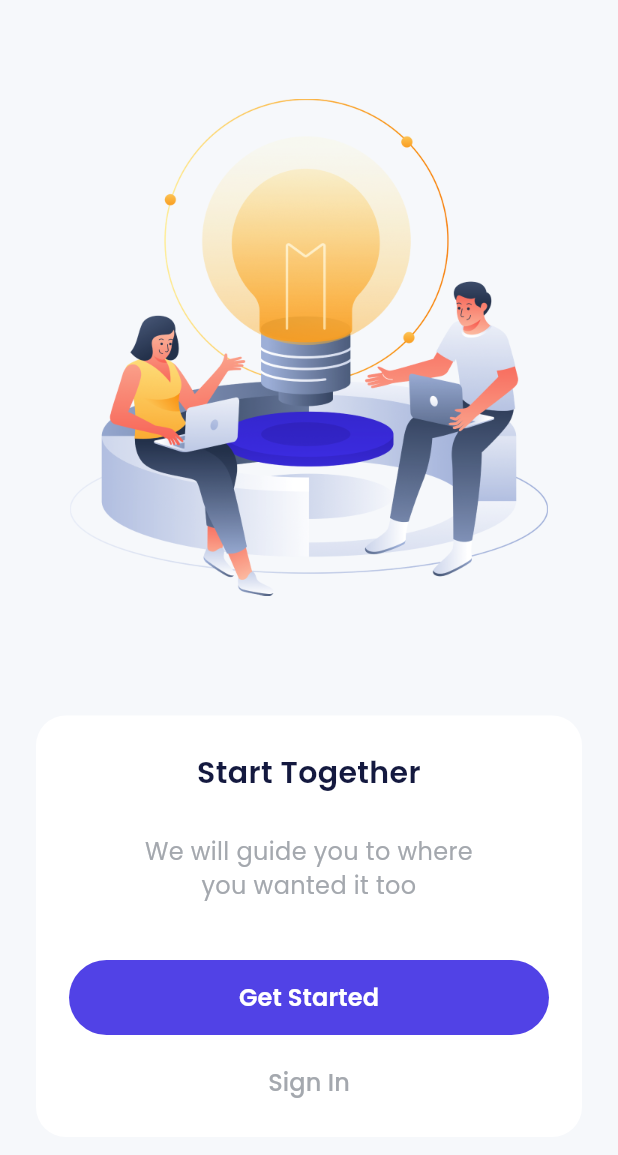
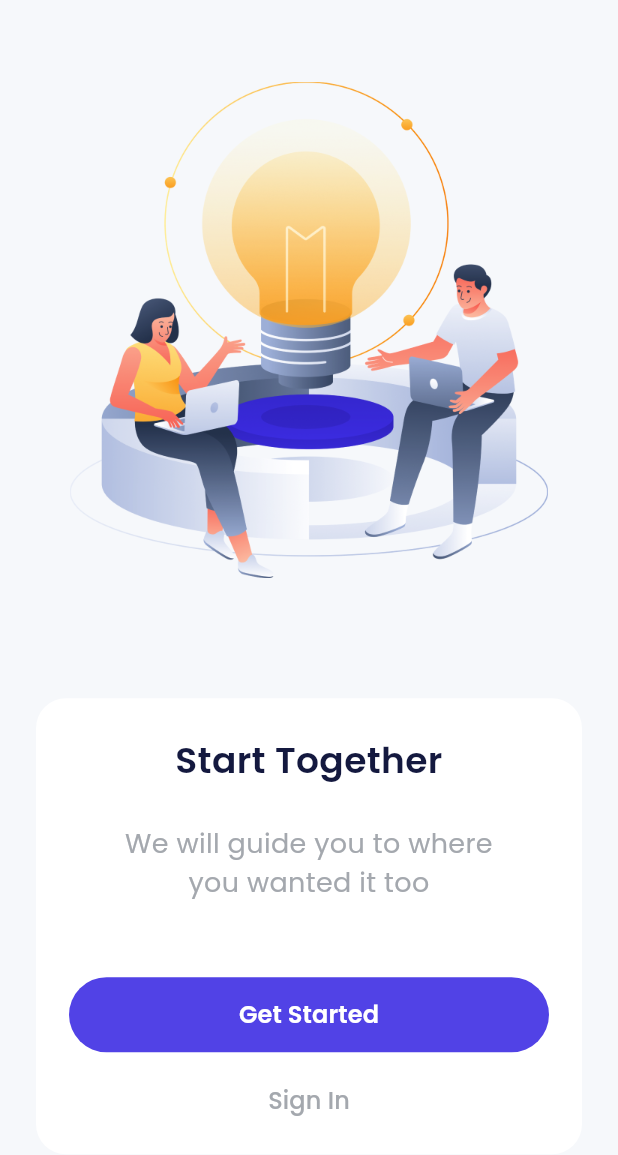
Before and after one commit to OnlyHans1/sha-ewallet, a Flutter app: the screen it shows after launch, swiped to page 3, on a phone screen of 412 x 824 dp. Shown: the top 1155 px of the screen. Run offline on Flutter 3.47's test engine with Material 3 defaults, Android fonts, the phone set to English and light mode, and no system bars; drawn by our look-alikes of carousel_slider; our stand-ins replace google_fonts.

Commit message:
feat: sign in and custom widgets

```diff
--- a/lib/ui/pages/onboarding_page.dart
+++ b/lib/ui/pages/onboarding_page.dart
@@ -1,5 +1,7 @@
 import 'package:bank_sha/main.dart';
 import 'package:bank_sha/shared/theme.dart';
+import 'package:bank_sha/ui/pages/sign_in_page.dart';
+import 'package:bank_sha/ui/widgets/buttons.dart';
 import 'package:carousel_slider/carousel_slider.dart';
 import 'package:flutter/material.dart';
 
@@ -83,7 +85,7 @@ class _OnboardingPageState extends State<OnboardingPage> {
                   Text(
                     titles[currentIndex],
                     style: blackTextStyle.copyWith(
-                      fontSize: 20,
+                      fontSize: 24,
                       fontWeight: semiBold,
                     ),
                     textAlign: TextAlign.center,
@@ -94,62 +96,37 @@ class _OnboardingPageState extends State<OnboardingPage> {
                   Text(
                     subtitles[currentIndex],
                     style: grayTextStyle.copyWith(
-                      fontSize: 16,
+                      fontSize: 18,
                     ),
                     textAlign: TextAlign.center,
                   ),
-                  SizedBox(
-                    height: currentIndex == 2 ? 38 : 50,
+                  const SizedBox(
+                    height: 50,
                   ),
-                  currentIndex == 2 ?
-                  Column(
+                  currentIndex == 2
+                      ? Column(
                           children: [
-                      SizedBox(
-                        width: double.infinity,
-                        height: 50,
-                        child: TextButton(
-                          onPressed: () => carouselController.nextPage(
-                              duration: const Duration(milliseconds: 200),
-                              curve: Curves.linear),
-                          style: TextButton.styleFrom(
-                            backgroundColor: purpleColor,
-                            shape: RoundedRectangleBorder(
-                              borderRadius: BorderRadius.circular(56),
-                            ),
-                          ),
-                          child: Text(
-                            'Get Started',
-                            style: whiteTextStyle.copyWith(
-                              fontSize: 16,
-                              fontWeight: semiBold,
-                            ),
-                          ),
-                        ),
+                            CustomFilledButton(
+                              title: 'Get Started',
+                              onPressed: () {},
                             ),
                             const SizedBox(
                               height: 20,
                             ),
-                      SizedBox(
-                        width: double.infinity,
-                        height: 24,
-                        child: TextButton(
-                          onPressed: () => (
-
+                            CustomTextButton(
+                              title: "Sign In",
+                              onPressed: () {
+                                  Navigator.push(
+                                    context,
+                                    MaterialPageRoute(
+                                      builder: (context) => const SignInPage(),
                                     ),
-                          style: TextButton.styleFrom(
-                            padding: EdgeInsets.zero
-                          ),
-                          child: Text(
-                            'Sign In',
-                            style: grayTextStyle.copyWith(
-                              fontSize: 16,
-                            ),
-                          ),
-                        ),
+                                  );
+                                },
                             ),
                           ],
-                  ) :
-                  Row(
+                        )
+                      : Row(
                           children: [
                             Container(
                               width: 12,
@@ -191,27 +168,13 @@ class _OnboardingPageState extends State<OnboardingPage> {
                               ),
                             ),
                             const Spacer(),
-                      SizedBox(
+                            CustomFilledButton(
                               width: 150,
-                        height: 50,
-                        child: TextButton(
+                              title: 'Continue',
                               onPressed: () => carouselController.nextPage(
-                              duration: const Duration(milliseconds: 200),
+                                    duration:
+                                        const Duration(milliseconds: 200),
                                     curve: Curves.linear),
-                          style: TextButton.styleFrom(
-                            backgroundColor: purpleColor,
-                            shape: RoundedRectangleBorder(
-                              borderRadius: BorderRadius.circular(56),
-                            ),
-                          ),
-                          child: Text(
-                            'Continue',
-                            style: whiteTextStyle.copyWith(
-                              fontSize: 16,
-                              fontWeight: semiBold,
-                            ),
-                          ),
-                        ),
                             ),
                           ],
                         ),
--- /dev/null
+++ b/lib/ui/widgets/buttons.dart
@@ -0,0 +1,74 @@
+import 'package:bank_sha/shared/theme.dart';
+import 'package:flutter/material.dart';
+
+class CustomFilledButton extends StatelessWidget {
+  final String title;
+  final double width;
+  final double height;
+  final VoidCallback? onPressed;
+
+  const CustomFilledButton({
+    Key? key,
+    required this.title,
+    this.width = double.infinity,
+    this.height = 50,
+    this.onPressed,
+  }) : super(key: key);
+
+  @override
+  Widget build(BuildContext context) {
+    return SizedBox(
+      width: width,
+      height: height,
+      child: TextButton(
+        onPressed: onPressed,
+        style: TextButton.styleFrom(
+          backgroundColor: purpleColor,
+          shape: RoundedRectangleBorder(
+            borderRadius: BorderRadius.circular(56),
+          ),
+        ),
+        child: Text(
+          title,
+          style: whiteTextStyle.copyWith(
+            fontSize: 16,
+            fontWeight: semiBold,
+          ),
+        ),
+      ),
+    );
+  }
+}
+
+class CustomTextButton extends StatelessWidget {
+  final String title;
+  final double width;
+  final double height;
+  final VoidCallback? onPressed;
+
+  const CustomTextButton({
+    Key? key,
+    required this.title,
+    this.width = double.infinity,
+    this.height = 24,
+    this.onPressed,
+  }) : super(key: key);
+
+  @override
+  Widget build(BuildContext context) {
+    return SizedBox(
+      width: width,
+      height: height,
+      child: TextButton(
+        onPressed: onPressed,
+        style: TextButton.styleFrom(padding: EdgeInsets.zero),
+        child: Text(
+          title,
+          style: grayTextStyle.copyWith(
+            fontSize: 16,
+          ),
+        ),
+      ),
+    );
+  }
+}
```
Also changed, not shown: lib/ui/pages/sign_in_page.dart (added, +93 -0 lines), lib/ui/widgets/forms.dart (added, +41 -0 lines). Lines whose indentation alone changed are shown as unchanged.
